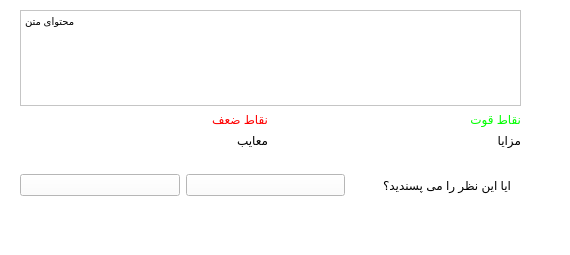
This is Project/Main/Onket/commentlistwidgetitem.ui in alex-abrehforoush/Onket as Qt 5 draws it before an edit. The edited form follows.
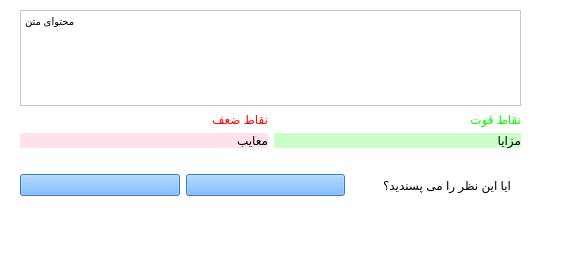
This is the edited form.

Commit message: Write function update and change it constructor

Patch:
```diff
--- a/Project/Main/Onket/commentlistwidgetitem.ui
+++ b/Project/Main/Onket/commentlistwidgetitem.ui
@@ -16,7 +16,7 @@
   <property name="styleSheet">
    <string notr="true">background-color: rgb(255, 255, 255);</string>
   </property>
-  <widget class="QWidget" name="">
+  <widget class="QWidget" name="layoutWidget">
    <property name="geometry">
     <rect>
      <x>20</x>
@@ -49,6 +49,7 @@
      <widget class="QLabel" name="lab_disadv_content">
       <property name="styleSheet">
        <string notr="true">font: 75 10pt &quot;MS Shell Dlg 2&quot;;
+background-color: rgb(255, 226, 233);
 gridline-color: rgb(0, 255, 0);</string>
       </property>
       <property name="text">
@@ -59,7 +60,8 @@
     <item row="2" column="1">
      <widget class="QLabel" name="lab_adv_content">
       <property name="styleSheet">
-       <string notr="true">font: 75 10pt &quot;MS Shell Dlg 2&quot;;</string>
+       <string notr="true">font: 75 10pt &quot;MS Shell Dlg 2&quot;;
+background-color: rgb(202, 255, 202);</string>
       </property>
       <property name="text">
        <string>مزایا </string>
@@ -90,7 +92,7 @@
     </item>
    </layout>
   </widget>
-  <widget class="QWidget" name="">
+  <widget class="QWidget" name="layoutWidget">
    <property name="geometry">
     <rect>
      <x>20</x>
@@ -102,6 +104,9 @@
    <layout class="QGridLayout" name="gridLayout_2">
     <item row="0" column="0">
      <widget class="QPushButton" name="bnt_dislike">
+      <property name="styleSheet">
+       <string notr="true">background-color: rgb(85, 170, 255);</string>
+      </property>
       <property name="text">
        <string/>
       </property>
@@ -109,6 +114,9 @@
     </item>
     <item row="0" column="1">
      <widget class="QPushButton" name="bnt_like">
+      <property name="styleSheet">
+       <string notr="true">background-color: rgb(85, 170, 255);</string>
+      </property>
       <property name="text">
        <string/>
       </property>
```
The commit also changes 2 other files.
